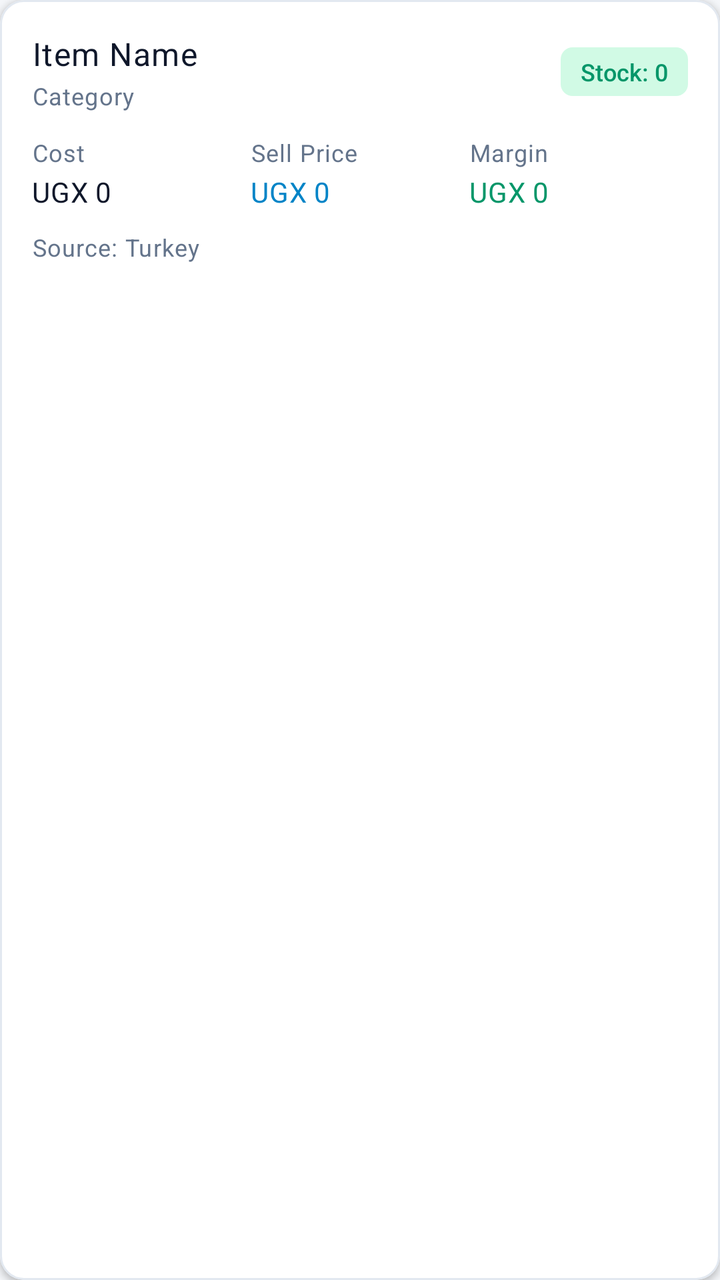
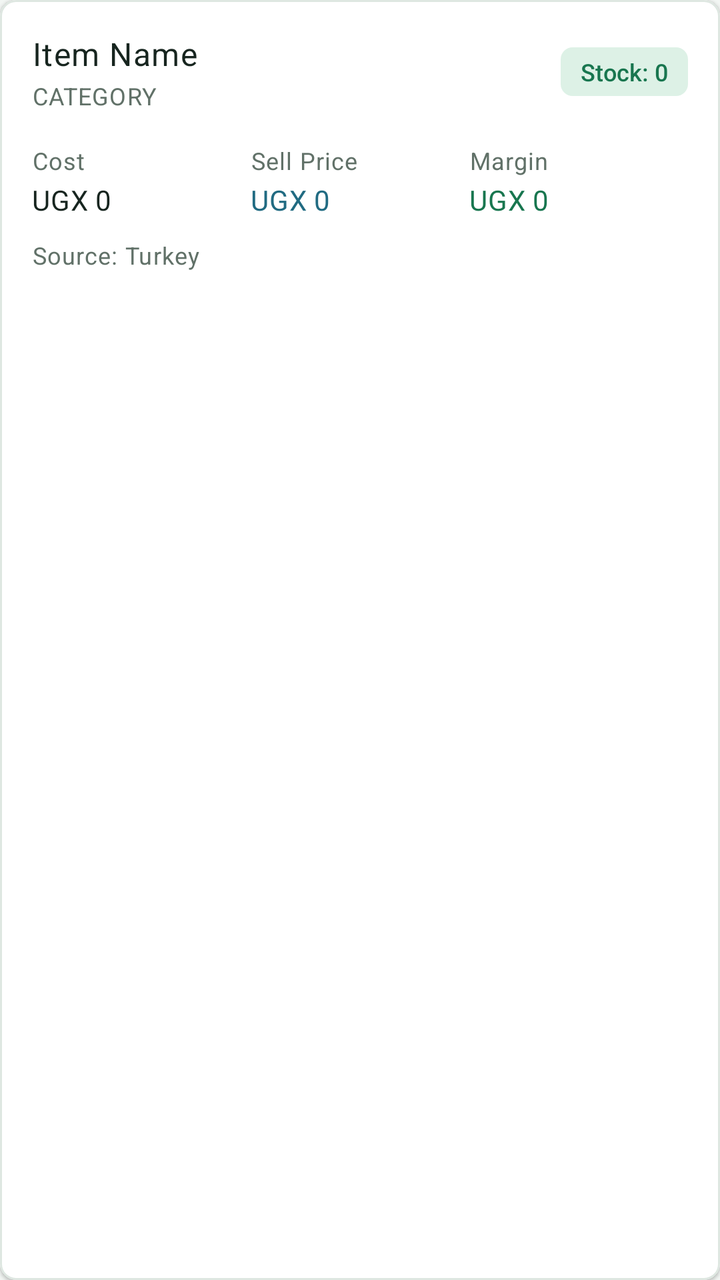

The first picture is an Android layout as it rendered before a commit; the second is the same layout after the commit. The layout source and the unified diff follow.
<!-- AndroidManifest.xml: application theme Theme.FinanceApp -->
<!-- res/layout/item_inventory.xml -->
<?xml version="1.0" encoding="utf-8"?>
<com.google.android.material.card.MaterialCardView xmlns:android="http://schemas.android.com/apk/res/android"
    xmlns:app="http://schemas.android.com/apk/res-auto"
    style="@style/Card.ListItem"
    android:layout_width="match_parent"
    android:layout_height="wrap_content"
    android:layout_marginStart="@dimen/spacing_sm"
    android:layout_marginTop="5dp"
    android:layout_marginEnd="@dimen/spacing_sm"
    android:layout_marginBottom="5dp"
    app:strokeColor="@color/divider"
    app:strokeWidth="1dp">

    <LinearLayout
        android:layout_width="match_parent"
        android:layout_height="wrap_content"
        android:orientation="vertical"
        android:padding="@dimen/spacing_md">

        <LinearLayout
            android:layout_width="match_parent"
            android:layout_height="wrap_content"
            android:gravity="center_vertical"
            android:orientation="horizontal">

            <LinearLayout
                android:layout_width="0dp"
                android:layout_height="wrap_content"
                android:layout_weight="1"
                android:orientation="vertical">

                <TextView
                    android:id="@+id/tvName"
                    style="@style/Text.Subtitle"
                    android:layout_width="match_parent"
                    android:layout_height="wrap_content"
                    android:text="Item Name" />

                <TextView
                    android:id="@+id/tvCategory"
                    style="@style/Text.Caption"
                    android:layout_width="wrap_content"
                    android:layout_height="wrap_content"
                    android:layout_marginTop="2dp"
                    android:text="Category" />
            </LinearLayout>

            <TextView
                android:id="@+id/tvQuantity"
                android:layout_width="wrap_content"
                android:layout_height="wrap_content"
                android:background="@drawable/bg_chip_success"
                android:fontFamily="sans-serif-medium"
                android:paddingStart="10dp"
                android:paddingTop="4dp"
                android:paddingEnd="10dp"
                android:paddingBottom="4dp"
                android:text="Stock: 0"
                android:textColor="@color/success"
                android:textSize="12sp" />
        </LinearLayout>

        <LinearLayout
            android:layout_width="match_parent"
            android:layout_height="wrap_content"
            android:layout_marginTop="12dp"
            android:orientation="horizontal">

            <LinearLayout
                android:layout_width="0dp"
                android:layout_height="wrap_content"
                android:layout_weight="1"
                android:orientation="vertical">

                <TextView style="@style/Text.Caption" android:layout_width="wrap_content" android:layout_height="wrap_content" android:text="Cost" />
                <TextView android:id="@+id/tvPrice" style="@style/Text.Body" android:layout_width="wrap_content" android:layout_height="wrap_content" android:layout_marginTop="2dp" android:text="UGX 0" android:textColor="@color/text_primary" />
            </LinearLayout>

            <LinearLayout
                android:layout_width="0dp"
                android:layout_height="wrap_content"
                android:layout_weight="1"
                android:orientation="vertical">

                <TextView style="@style/Text.Caption" android:layout_width="wrap_content" android:layout_height="wrap_content" android:text="Sell Price" />
                <TextView android:id="@+id/tvSellingPrice" style="@style/Text.Body" android:layout_width="wrap_content" android:layout_height="wrap_content" android:layout_marginTop="2dp" android:text="UGX 0" android:textColor="@color/info" />
            </LinearLayout>

            <LinearLayout
                android:layout_width="0dp"
                android:layout_height="wrap_content"
                android:layout_weight="1"
                android:orientation="vertical">

                <TextView style="@style/Text.Caption" android:layout_width="wrap_content" android:layout_height="wrap_content" android:text="Margin" />
                <TextView android:id="@+id/tvProfit" style="@style/Text.Body" android:layout_width="wrap_content" android:layout_height="wrap_content" android:layout_marginTop="2dp" android:text="UGX 0" android:textColor="@color/success" />
            </LinearLayout>
        </LinearLayout>

        <TextView
            android:id="@+id/tvSource"
            style="@style/Text.Caption"
            android:layout_width="wrap_content"
            android:layout_height="wrap_content"
            android:layout_marginTop="10dp"
            android:drawablePadding="4dp"
            android:text="Source: Turkey" />
    </LinearLayout>
</com.google.android.material.card.MaterialCardView>
<!-- resources referenced by this layout -->
<resources>
  <color name="divider">#E2E8F0</color>
  <color name="info">#0284C7</color>
  <color name="success">#059669</color>
  <color name="text_primary">#0F172A</color>
  <dimen name="spacing_md">16dp</dimen>
  <dimen name="spacing_sm">8dp</dimen>
  <!-- drawable bg_chip_success (drawable) -->
  <?xml version="1.0" encoding="utf-8"?>
  <shape xmlns:android="http://schemas.android.com/apk/res/android"
      android:shape="rectangle">
      <solid android:color="@color/success_bg" />
      <corners android:radius="6dp" />
  </shape>
  <style name="Card.ListItem" parent="Widget.MaterialComponents.CardView">
          <item name="cardCornerRadius">@dimen/radius_md</item>
          <item name="cardElevation">2dp</item>
          <item name="cardBackgroundColor">@color/surface</item>
      </style>
  <style name="Text.Body" parent="TextAppearance.MaterialComponents.Body2">
          <item name="android:textColor">@color/text_secondary</item>
          <item name="android:textSize">@dimen/text_body</item>
      </style>
  <style name="Text.Caption" parent="TextAppearance.MaterialComponents.Caption">
          <item name="android:textColor">@color/text_secondary</item>
          <item name="android:textSize">@dimen/text_caption</item>
      </style>
  <style name="Text.Subtitle" parent="TextAppearance.MaterialComponents.Body1">
          <item name="android:textColor">@color/text_primary</item>
          <item name="android:textSize">@dimen/text_subtitle</item>
          <item name="android:fontFamily">sans-serif-medium</item>
      </style>
  <color name="success_bg">#D1FAE5</color>
  <dimen name="radius_md">12dp</dimen>
  <color name="surface">#FFFFFF</color>
  <color name="text_secondary">#64748B</color>
  <dimen name="text_body">14sp</dimen>
  <dimen name="text_caption">12sp</dimen>
  <dimen name="text_subtitle">16sp</dimen>
  <color name="primary">#0F2744</color>
  <color name="primary_dark">#091A2E</color>
  <color name="text_on_primary">#FFFFFF</color>
  <color name="accent">#C9A227</color>
  <color name="accent_light">#F5E6B8</color>
  <color name="text_on_accent">#0F172A</color>
  <color name="background">#F4F6F9</color>
  <style name="Button.Primary" parent="Widget.MaterialComponents.Button">
          <item name="android:textColor">@color/text_on_primary</item>
          <item name="backgroundTint">@color/primary</item>
          <item name="cornerRadius">@dimen/radius_md</item>
          <item name="android:paddingTop">14dp</item>
          <item name="android:paddingBottom">14dp</item>
          <item name="android:textAllCaps">false</item>
          <item name="android:fontFamily">sans-serif-medium</item>
      </style>
  <style name="Fab.Primary" parent="Widget.MaterialComponents.FloatingActionButton">
          <item name="backgroundTint">@color/accent</item>
          <item name="tint">@color/text_on_accent</item>
          <item name="elevation">6dp</item>
      </style>
  <style name="TextInput.Finance" parent="Widget.MaterialComponents.TextInputLayout.OutlinedBox">
          <item name="boxCornerRadiusTopStart">@dimen/radius_sm</item>
          <item name="boxCornerRadiusTopEnd">@dimen/radius_sm</item>
          <item name="boxCornerRadiusBottomStart">@dimen/radius_sm</item>
          <item name="boxCornerRadiusBottomEnd">@dimen/radius_sm</item>
          <item name="boxStrokeColor">@color/primary</item>
          <item name="hintTextColor">@color/text_hint</item>
      </style>
  <dimen name="radius_sm">8dp</dimen>
  <color name="text_hint">#94A3B8</color>
  <!-- unchanged entries left out for length: 1 -->
</resources>

<!-- the commit's change to res/layout/item_inventory.xml (unified diff, before → after) -->
@@ -42,6 +42,7 @@
                     android:layout_width="wrap_content"
                     android:layout_height="wrap_content"
                     android:layout_marginTop="2dp"
+                    android:textAllCaps="true"
                     android:text="Category" />
             </LinearLayout>
 
@@ -63,7 +64,7 @@
         <LinearLayout
             android:layout_width="match_parent"
             android:layout_height="wrap_content"
-            android:layout_marginTop="12dp"
+            android:layout_marginTop="@dimen/spacing_md"
             android:orientation="horizontal">
 
             <LinearLayout
<!-- resource entries referenced after the edit -->
@@ -1,9 +1,9 @@
 <!-- resources referenced by this layout -->
 <resources>
-  <color name="divider">#E2E8F0</color>
-  <color name="info">#0284C7</color>
-  <color name="success">#059669</color>
-  <color name="text_primary">#0F172A</color>
+  <color name="divider">#DEE7E1</color>
+  <color name="info">#216B82</color>
+  <color name="success">#18764F</color>
+  <color name="text_primary">#17251F</color>
   <dimen name="spacing_md">16dp</dimen>
   <dimen name="spacing_sm">8dp</dimen>
   <!-- drawable bg_chip_success (drawable) -->
@@ -15,7 +15,7 @@
   </shape>
   <style name="Card.ListItem" parent="Widget.MaterialComponents.CardView">
           <item name="cardCornerRadius">@dimen/radius_md</item>
-          <item name="cardElevation">2dp</item>
+          <item name="cardElevation">1dp</item>
           <item name="cardBackgroundColor">@color/surface</item>
       </style>
   <style name="Text.Body" parent="TextAppearance.MaterialComponents.Body2">
@@ -31,20 +31,20 @@
           <item name="android:textSize">@dimen/text_subtitle</item>
           <item name="android:fontFamily">sans-serif-medium</item>
       </style>
-  <color name="success_bg">#D1FAE5</color>
-  <dimen name="radius_md">12dp</dimen>
+  <color name="success_bg">#DDF1E6</color>
+  <dimen name="radius_md">8dp</dimen>
   <color name="surface">#FFFFFF</color>
-  <color name="text_secondary">#64748B</color>
+  <color name="text_secondary">#617168</color>
   <dimen name="text_body">14sp</dimen>
   <dimen name="text_caption">12sp</dimen>
   <dimen name="text_subtitle">16sp</dimen>
-  <color name="primary">#0F2744</color>
-  <color name="primary_dark">#091A2E</color>
+  <color name="primary">#174A3A</color>
+  <color name="primary_dark">#0D3026</color>
   <color name="text_on_primary">#FFFFFF</color>
-  <color name="accent">#C9A227</color>
-  <color name="accent_light">#F5E6B8</color>
-  <color name="text_on_accent">#0F172A</color>
-  <color name="background">#F4F6F9</color>
+  <color name="accent">#E8B943</color>
+  <color name="accent_light">#F8E8B5</color>
+  <color name="text_on_accent">#17251F</color>
+  <color name="background">#F2F6F3</color>
   <style name="Button.Primary" parent="Widget.MaterialComponents.Button">
           <item name="android:textColor">@color/text_on_primary</item>
           <item name="backgroundTint">@color/primary</item>
@@ -67,8 +67,8 @@
           <item name="boxStrokeColor">@color/primary</item>
           <item name="hintTextColor">@color/text_hint</item>
       </style>
-  <dimen name="radius_sm">8dp</dimen>
-  <color name="text_hint">#94A3B8</color>
+  <dimen name="radius_sm">4dp</dimen>
+  <color name="text_hint">#87958C</color>
   <!-- unchanged entries left out for length: 1 -->
 </resources>
 
